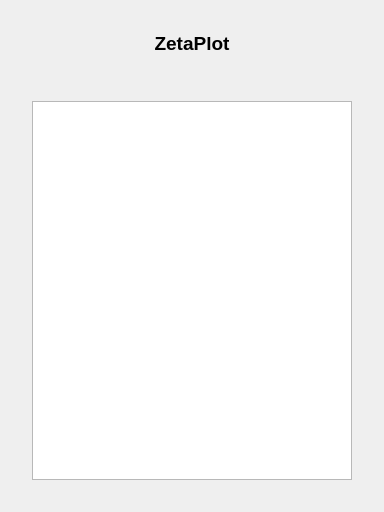
Before: the Qt Designer form app/ui/about.ui in bytemarx/exaplot, drawn with Qt 5.
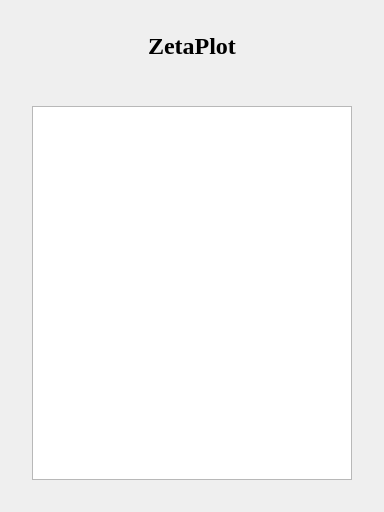
After: the same form once the commit is applied. Icons and pictures are not drawn.

```diff
--- a/app/ui/about.ui
+++ b/app/ui/about.ui
@@ -30,7 +30,8 @@
     <widget class="QLabel" name="label_name">
      <property name="font">
       <font>
-       <pointsize>14</pointsize>
+       <family>Times New Roman</family>
+       <pointsize>18</pointsize>
        <bold>true</bold>
       </font>
      </property>
@@ -44,9 +45,6 @@
    </item>
    <item>
     <widget class="QLabel" name="label_version">
-     <property name="text">
-      <string/>
-     </property>
      <property name="alignment">
       <set>Qt::AlignCenter</set>
      </property>
```
Left out of the diff: 2 changed lines with no effect on the pictures.
